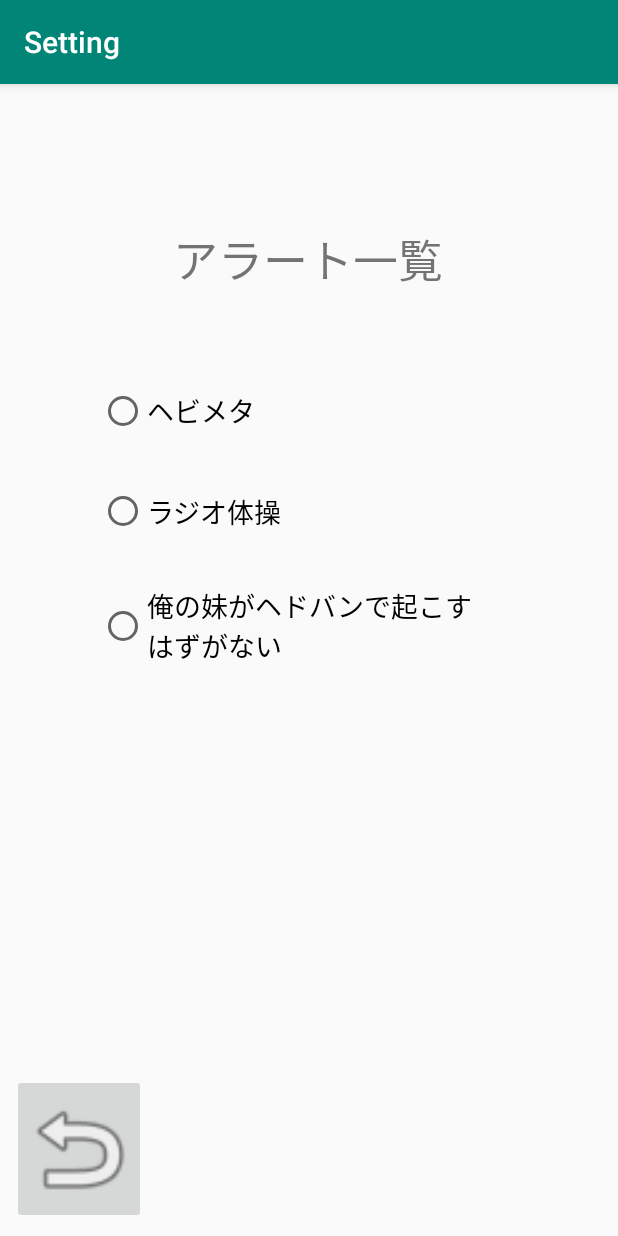
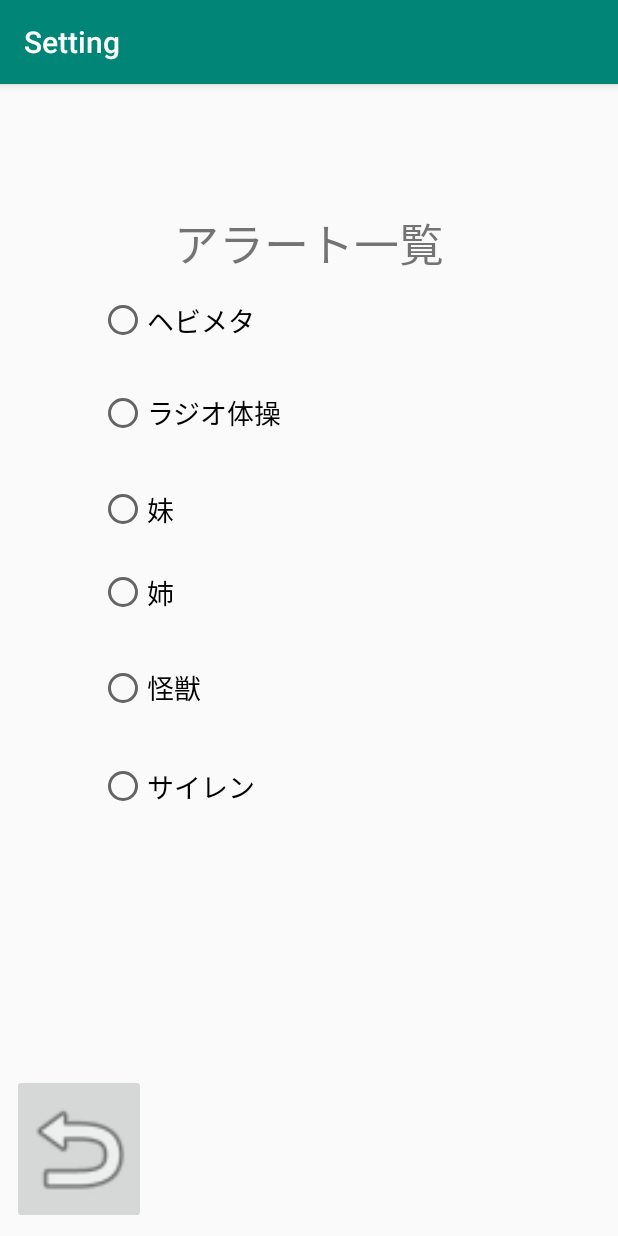
Before and after one commit to p2hacks/team1907, an Android app: the screen it shows after launch (sub2), after a tap on an icon or button, on a phone screen of 412 x 824 dp. Run offline under Robolectric (Android 15) with nearby library versions, the phone set to English and light mode, and no system bars.

Commit message:
setting mp3s

```diff
--- a/P2HACKS4/app/src/main/java/com/example/p2hacks/MainActivity.java
+++ b/P2HACKS4/app/src/main/java/com/example/p2hacks/MainActivity.java
@@ -37,6 +37,8 @@ public class MainActivity extends AppCompatActivity
     private int limit = 4;   //傾き変化量の制限
     private int hedlim = 10;    //ヘドバンが始まるまでの値
     private int hedend = 300;   //ヘドバン要求回数
+    private int alr = 0;
+
 
 
     //バイブレーターオブジェクト
@@ -57,13 +59,36 @@ public class MainActivity extends AppCompatActivity
     private SoundPool soundPool;
     private int soundOne, soundTwo;
 
+    //the key constant
+    public static final String EXTRA_MESSAGE
+            ="YourPackageName.MESSAGE";
+
+    static final int RESULT_SUBACTIVITY = 1000;
+
     @Override
     protected void onCreate(Bundle savedInstanceState) {
         super.onCreate(savedInstanceState);
         setContentView(R.layout.activity_main);
 
         ///////////////////////////////////////////////
-        donpafu  = MediaPlayer.create(this, R.raw.heavy);//メディアプレイヤー出来上がり
+        if(alr == 0){
+            switch (alr){
+                case 1:
+                    donpafu  = MediaPlayer.create(this, R.raw.heavy);
+                    break;
+                case 2:
+                    donpafu  = MediaPlayer.create(this, R.raw.heavy);
+                    break;
+                case 3:
+                    donpafu  = MediaPlayer.create(this, R.raw.heavy);
+                    break;
+                default:
+                    donpafu  = MediaPlayer.create(this, R.raw.heavy);
+                    break;
+            }
+        }
+
+        //donpafu  = MediaPlayer.create(this, R.raw.heavy);//メディアプレイヤー出来上がり
         start  = MediaPlayer.create(this, R.raw.push);//メディアプレイヤー出来上がり
         stop = MediaPlayer.create(this, R.raw.push);//メディアプレイヤー出来上がり
         //donpafu.start();
@@ -100,7 +125,8 @@ public class MainActivity extends AppCompatActivity
             @Override
             public void onClick(View v) {
                 Intent intent = new Intent(getApplication(), sub2.class);
-                startActivity(intent);
+                intent.putExtra(EXTRA_MESSAGE,alr);
+                startActivityForResult( intent, RESULT_SUBACTIVITY );
             }
         });
 
@@ -189,6 +215,26 @@ public class MainActivity extends AppCompatActivity
 
     }
 
+    // SubActivity からの返しの結果を受け取る
+    protected void onActivityResult(int requestCode, int resultCode, Intent intent){
+        super.onActivityResult(requestCode, resultCode, intent);
+
+        if(resultCode == RESULT_OK && requestCode == RESULT_SUBACTIVITY && null != intent){
+            String me = intent.getStringExtra(MainActivity.EXTRA_MESSAGE);
+            if(me.equals("-1")) {}//donpafu  = MediaPlayer.create(this, R.raw.heavy);                   //デフォルトのヘビメタ
+            else{
+                if(me.equals("ヘビメタ")) donpafu  = MediaPlayer.create(this, R.raw.heavy);         //ヘビメタ音声
+                else if(me.equals("ラジオ体操")) donpafu  = MediaPlayer.create(this, R.raw.radio);   //ラジオ体操音源
+                else if(me.equals("妹")) donpafu  = MediaPlayer.create(this, R.raw.young_sister);   //妹音声
+                else if(me.equals("姉")) donpafu  = MediaPlayer.create(this, R.raw.old_sister);    //姉音声
+                else if(me.equals("怪獣"))  donpafu  = MediaPlayer.create(this, R.raw.monster);    //怪獣音声
+                else donpafu  = MediaPlayer.create(this, R.raw.siren);
+            }
+            textView2.setText(me);
+        }
+
+    }
+
     public void textset(boolean a, boolean b){
         if(!b){
             if(!a){
--- a/P2HACKS4/app/src/main/java/com/example/p2hacks/sub2.java
+++ b/P2HACKS4/app/src/main/java/com/example/p2hacks/sub2.java
@@ -5,20 +5,39 @@ import android.os.Bundle;
 import android.view.View;
 import android.widget.Button;
 import android.widget.ImageButton;
+import android.content.Intent;
+import android.widget.RadioButton;
+import android.widget.RadioGroup;
 
 public class sub2 extends AppCompatActivity {
 
     private ImageButton ImageButton1;
+    private int mes = 0;
 
     @Override
     protected void onCreate(Bundle savedInstanceState) {
         super.onCreate(savedInstanceState);
         setContentView(R.layout.activity_sub2);
 
+        // to get message from MainActivity
+        final Intent intent = getIntent();
+        mes = intent.getIntExtra(MainActivity.EXTRA_MESSAGE, 0);
+
+
         ImageButton1 = findViewById(R.id.returnButton);
         ImageButton1.setOnClickListener(new View.OnClickListener() {
             @Override
             public void onClick(View v) {
+                RadioGroup group = (RadioGroup)findViewById(R.id.radioGroup);
+                int checkedId = group.getCheckedRadioButtonId();
+                RadioButton radioButton = (RadioButton) findViewById(checkedId);
+
+                //ラジオボタンのテキストを取得
+                String text = radioButton.getText().toString();
+
+                intent.putExtra(MainActivity.EXTRA_MESSAGE, text);
+                setResult(RESULT_OK, intent);
+
                 finish();
             }
         });
--- a/P2HACKS4/app/src/main/res/layout/activity_sub2.xml
+++ b/P2HACKS4/app/src/main/res/layout/activity_sub2.xml
@@ -21,10 +21,9 @@
         android:textSize="30sp"
         app:layout_constraintBottom_toTopOf="@+id/radioGroup"
         app:layout_constraintEnd_toEndOf="parent"
-        app:layout_constraintHorizontal_bias="0.497"
         app:layout_constraintStart_toStartOf="parent"
         app:layout_constraintTop_toTopOf="parent"
-        app:layout_constraintVertical_bias="0.69" />
+        app:layout_constraintVertical_bias="1.0" />
 
     <ImageButton
         android:id="@+id/returnButton"
@@ -41,7 +40,7 @@
     <RadioGroup
         android:id="@+id/radioGroup"
         android:layout_width="257dp"
-        android:layout_height="217dp"
+        android:layout_height="365dp"
         android:layout_marginStart="8dp"
         android:layout_marginLeft="8dp"
         android:layout_marginTop="8dp"
@@ -58,7 +57,7 @@
         <RadioButton
             android:id="@+id/radio1"
             android:layout_width="276dp"
-            android:layout_height="64dp"
+            android:layout_height="42dp"
             android:text="ヘビメタ"
             android:textSize="18sp"
             tools:layout_editor_absoluteX="124dp"
@@ -67,7 +66,7 @@
         <RadioButton
             android:id="@+id/radio2"
             android:layout_width="match_parent"
-            android:layout_height="67dp"
+            android:layout_height="22dp"
             android:layout_weight="1"
             android:text="ラジオ体操"
             android:textSize="18sp" />
@@ -75,11 +74,36 @@
         <RadioButton
             android:id="@+id/radio3"
             android:layout_width="match_parent"
-            android:layout_height="83dp"
-            android:text="俺の妹がヘドバンで起こすはずがない"
+            android:layout_height="47dp"
+            android:text="妹"
             android:textSize="18sp"
             tools:layout_editor_absoluteX="124dp"
             tools:layout_editor_absoluteY="104dp" />
+
+        <RadioButton
+            android:id="@+id/radio4"
+            android:layout_width="match_parent"
+            android:layout_height="3dp"
+            android:layout_weight="1"
+            android:text="姉"
+            android:textSize="18sp" />
+
+        <RadioButton
+            android:id="@+id/radio5"
+            android:layout_width="match_parent"
+            android:layout_height="4dp"
+            android:layout_weight="1"
+            android:text="怪獣"
+            android:textSize="18sp" />
+
+        <RadioButton
+            android:id="@+id/radio6"
+            android:layout_width="274dp"
+            android:layout_height="7dp"
+            android:layout_weight="1"
+            android:text="サイレン"
+            android:textSize="18sp" />
+
     </RadioGroup>
 
 </android.support.constraint.ConstraintLayout>
```
Also changed, not shown: 4 other files.
